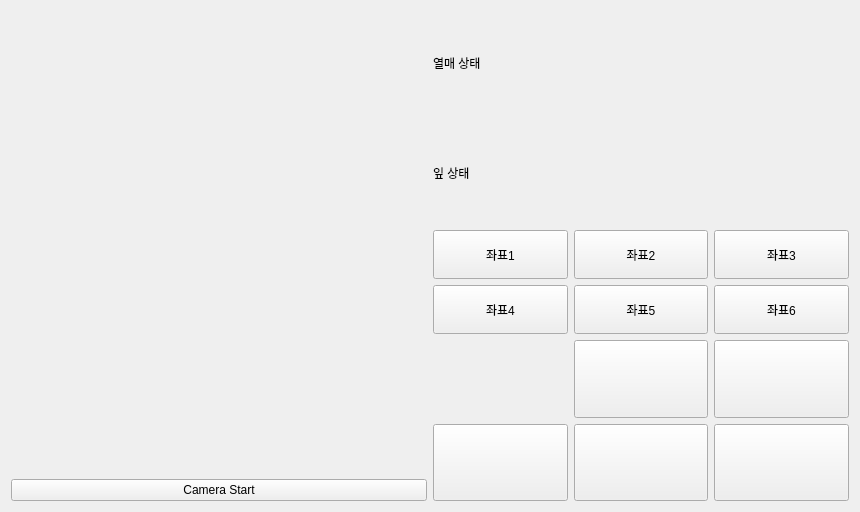
Qt form Turtlebot/smart_turtle_farm/ui/tab3turtlebotcontrolpannel.ui (eolgaemi/Intel4-Final-Project) before a commit.
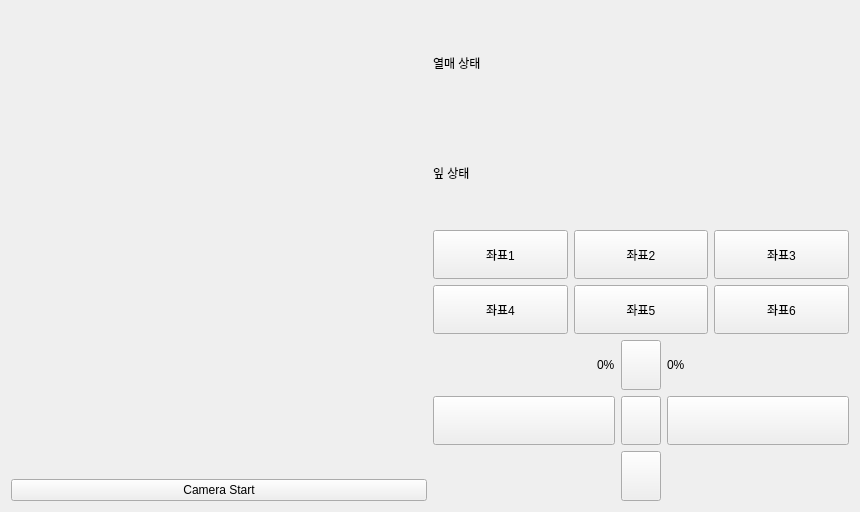
The same form after that commit. Icons and pictures are not drawn.

Commit message: turtlebot vel button

Diff of the .ui file:
```diff
--- a/Turtlebot/smart_turtle_farm/ui/tab3turtlebotcontrolpannel.ui
+++ b/Turtlebot/smart_turtle_farm/ui/tab3turtlebotcontrolpannel.ui
@@ -240,29 +240,6 @@
           </widget>
          </item>
          <item row="1" column="1">
-          <widget class="QPushButton" name="pPBdown">
-           <property name="sizePolicy">
-            <sizepolicy hsizetype="Minimum" vsizetype="MinimumExpanding">
-             <horstretch>0</horstretch>
-             <verstretch>0</verstretch>
-            </sizepolicy>
-           </property>
-           <property name="text">
-            <string/>
-           </property>
-           <property name="icon">
-            <iconset resource="../STF_Image.qrc">
-             <normaloff>:/STF_Images/STF_Icon_DownBtn.png</normaloff>:/STF_Images/STF_Icon_DownBtn.png</iconset>
-           </property>
-           <property name="iconSize">
-            <size>
-             <width>72</width>
-             <height>72</height>
-            </size>
-           </property>
-          </widget>
-         </item>
-         <item row="0" column="2">
           <widget class="QPushButton" name="pPBstop">
            <property name="sizePolicy">
             <sizepolicy hsizetype="Minimum" vsizetype="MinimumExpanding">
@@ -285,6 +262,29 @@
            </property>
           </widget>
          </item>
+         <item row="2" column="1">
+          <widget class="QPushButton" name="pPBBackward">
+           <property name="sizePolicy">
+            <sizepolicy hsizetype="Minimum" vsizetype="MinimumExpanding">
+             <horstretch>0</horstretch>
+             <verstretch>0</verstretch>
+            </sizepolicy>
+           </property>
+           <property name="text">
+            <string/>
+           </property>
+           <property name="icon">
+            <iconset resource="../STF_Image.qrc">
+             <normaloff>:/STF_Images/STF_Icon_DownBtn.png</normaloff>:/STF_Images/STF_Icon_DownBtn.png</iconset>
+           </property>
+           <property name="iconSize">
+            <size>
+             <width>72</width>
+             <height>72</height>
+            </size>
+           </property>
+          </widget>
+         </item>
          <item row="1" column="0">
           <widget class="QPushButton" name="pPBleft">
            <property name="sizePolicy">
@@ -308,6 +308,54 @@
            </property>
           </widget>
          </item>
+         <item row="0" column="0">
+          <layout class="QHBoxLayout" name="horizontalLayout_5">
+           <item>
+            <spacer name="horizontalSpacer">
+             <property name="orientation">
+              <enum>Qt::Horizontal</enum>
+             </property>
+             <property name="sizeHint" stdset="0">
+              <size>
+               <width>40</width>
+               <height>20</height>
+              </size>
+             </property>
+            </spacer>
+           </item>
+           <item>
+            <widget class="QLabel" name="pLBlinear">
+             <property name="text">
+              <string>0%</string>
+             </property>
+            </widget>
+           </item>
+          </layout>
+         </item>
+         <item row="0" column="2">
+          <layout class="QHBoxLayout" name="horizontalLayout_6">
+           <item>
+            <widget class="QLabel" name="pLBangular">
+             <property name="text">
+              <string>0%</string>
+             </property>
+            </widget>
+           </item>
+           <item>
+            <spacer name="horizontalSpacer_2">
+             <property name="orientation">
+              <enum>Qt::Horizontal</enum>
+             </property>
+             <property name="sizeHint" stdset="0">
+              <size>
+               <width>40</width>
+               <height>20</height>
+              </size>
+             </property>
+            </spacer>
+           </item>
+          </layout>
+         </item>
         </layout>
        </item>
       </layout>
```
Left out of the diff: 2 changed lines with no effect on the pictures. The commit also changes 4 other files.
